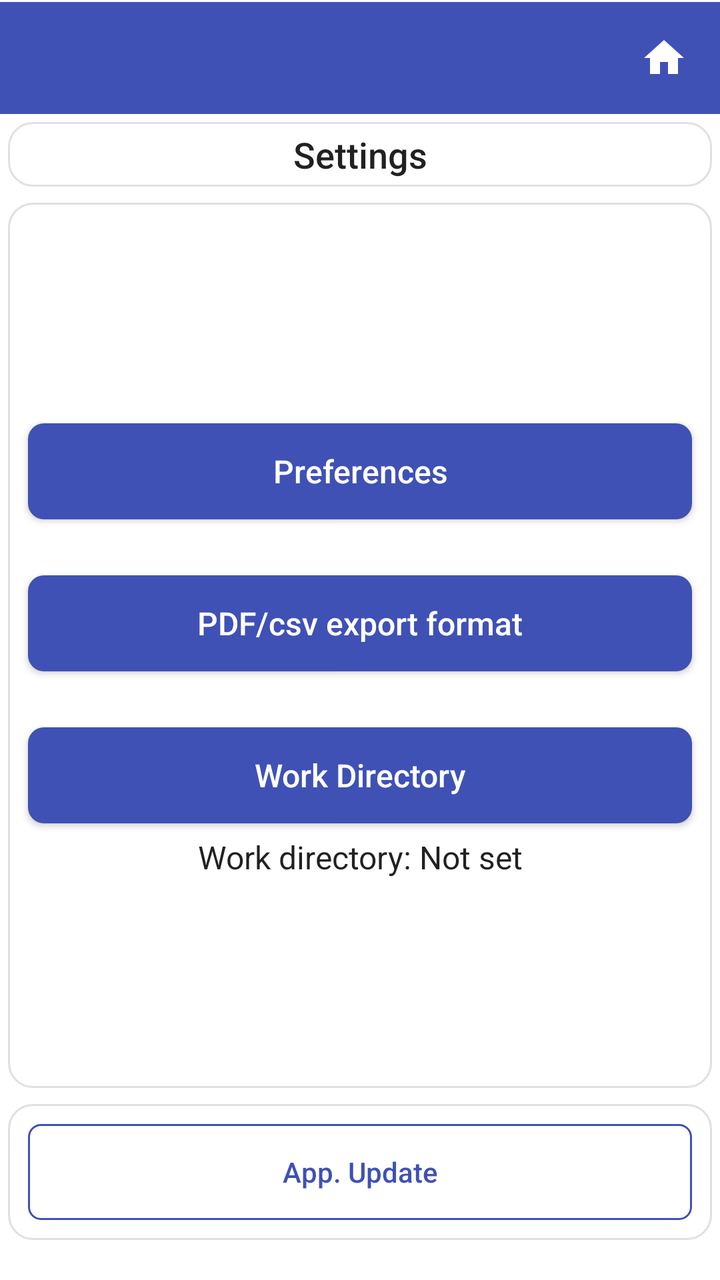
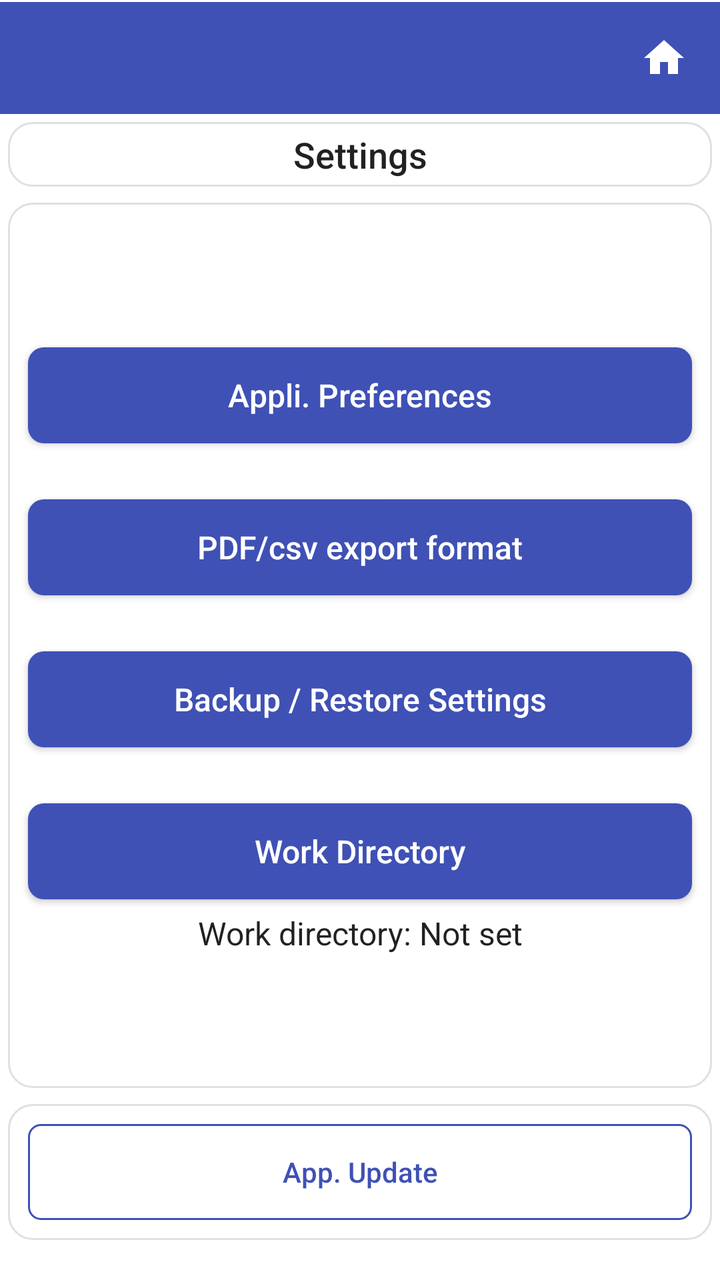

Before-and-after screenshots of an Android layout around one commit, followed by the original layout XML and the change that was made.
<!-- AndroidManifest.xml: application theme Theme.StripToLogbook.View -->
<!-- res/layout/activity_settings.xml -->
<?xml version="1.0" encoding="utf-8"?>
<LinearLayout xmlns:android="http://schemas.android.com/apk/res/android"
    android:layout_width="match_parent"
    android:layout_height="match_parent"
    android:orientation="vertical"
    android:background="@color/surface"
    android:paddingBottom="16dp">

    
    <include layout="@layout/view_app_toolbar" />

    
    <LinearLayout
        style="@style/Card.Surface"
        android:layout_width="match_parent"
        android:layout_height="wrap_content"
        android:autoSizeTextType="uniform"
        android:gravity="center"
        android:orientation="vertical">

        <TextView
            style="@style/TextAppearance.AppCompat.Title"
            android:layout_width="match_parent"
            android:layout_height="wrap_content"
            android:gravity="center"
            android:text="Settings" />

    </LinearLayout>


    
    <ScrollView
        android:id="@+id/scroll_view"
        style="@style/Card.Surface"
        android:layout_width="match_parent"
        android:layout_height="0dp"
        android:layout_marginTop="6dp"
        android:layout_weight="1">

        <LinearLayout
            android:layout_width="match_parent"
            android:layout_height="wrap_content"
            android:layout_gravity="center"
            android:orientation="vertical">

            <Button
                android:id="@+id/btn_preferences"
                style="@style/PrimaryButtonStyle"
                android:layout_width="match_parent"
                android:layout_height="wrap_content"
                android:text="Preferences" />


            <Space
                android:layout_width="match_parent"
                android:layout_height="16dp" />

            <Button
                android:id="@+id/btn_export_format"
                style="@style/PrimaryButtonStyle"
                android:layout_width="match_parent"
                android:layout_height="wrap_content"
                android:text="PDF/csv export format" />

            <Space
                android:layout_width="match_parent"
                android:layout_height="16dp" />

            <Button
                android:id="@+id/btn_work_directory"
                style="@style/PrimaryButtonStyle"
                android:layout_width="match_parent"
                android:layout_height="wrap_content"
                android:text="Work Directory" />

            <TextView
                android:id="@+id/txt_work_directory"
                style="@style/TextAppearance.AppCompat.Body1"
                android:layout_width="match_parent"
                android:layout_height="wrap_content"
                android:autoSizeTextType="uniform"
                android:gravity="center"
                android:text="Work directory: Not set" />

        </LinearLayout>
    </ScrollView>

    
    <LinearLayout
        style="@style/Card.Surface"
        android:layout_width="match_parent"
        android:layout_height="wrap_content"
        android:layout_marginBottom="30dp"
        android:gravity="center"
        android:orientation="horizontal">

        <Button
            android:id="@+id/btn_updates"
            style="@style/SecondaryButtonStyle"
            android:layout_width="match_parent"
            android:layout_height="wrap_content"
            android:text="App. Update" />

    </LinearLayout>

</LinearLayout>
<!-- res/layout/view_app_toolbar.xml (included above) -->
<?xml version="1.0" encoding="utf-8"?>
<LinearLayout xmlns:android="http://schemas.android.com/apk/res/android"
    android:id="@+id/toolbar_container"
    android:layout_width="match_parent"
    android:layout_height="wrap_content"
    android:orientation="vertical"
    android:background="@color/colorPrimary">

    <View
        android:id="@+id/status_bar_spacer"
        android:layout_width="match_parent"
        android:layout_height="0dp"
        android:background="@color/colorPrimary" />

    <View
        android:layout_width="match_parent"
        android:layout_height="1dp"
        android:background="@color/surface" />

    <LinearLayout
        android:layout_width="match_parent"
        android:layout_height="wrap_content"
        android:orientation="horizontal"
        android:gravity="center_vertical"
        android:background="@color/colorPrimary">

        <androidx.appcompat.widget.Toolbar
            android:id="@+id/toolbar"
            style="@style/ToolbarStyle"
            android:layout_width="0dp"
            android:layout_height="wrap_content"
            android:layout_weight="1"
            android:background="@color/colorPrimary"
            android:minHeight="?attr/actionBarSize" />

        <ImageButton
            android:id="@+id/btn_home"
            android:layout_width="?attr/actionBarSize"
            android:layout_height="?attr/actionBarSize"
            android:background="?attr/selectableItemBackgroundBorderless"
            android:contentDescription="Home"
            android:src="@drawable/ic_home" />
    </LinearLayout>
</LinearLayout>
<!-- resources referenced by this layout -->
<resources>
  <color name="colorPrimary">#3F51B5</color>
  <color name="surface">#FFFFFFFF</color>
  <style name="Card.Surface">
          <item name="android:background">@drawable/bg_card</item>
          <item name="android:padding">4dp</item>
          <item name="android:layout_margin">4dp</item>
      </style>
  <style name="TextAppearance.AppCompat.Body1" parent="TextAppearance.AppCompat">
          <item name="android:textSize">16sp</item>
          <item name="android:textColor">@color/text_primary</item>
          <item name="android:fontFamily">sans-serif</item>
      </style>
  <style name="TextAppearance.AppCompat.Title" parent="TextAppearance.AppCompat">
          <item name="android:textSize">18sp</item>
          <item name="android:textColor">@color/text_primary</item>
          <item name="android:fontFamily">sans-serif-medium</item>
      </style>
  <style name="ToolbarStyle" parent="Widget.AppCompat.Toolbar">
          <item name="android:background">@color/colorPrimary</item>
          <item name="titleTextAppearance">@style/ToolbarTitleStyle</item>
      </style>
  <!-- drawable bg_card (drawable) -->
  <?xml version="1.0" encoding="utf-8"?>
  <shape xmlns:android="http://schemas.android.com/apk/res/android">
      <solid android:color="@color/surface" />
      <corners android:radius="12dp" />
      <stroke android:width="1dp"
          android:color="@color/border" />
  </shape>
  <!-- drawable bg_button_primary (drawable) -->
  <?xml version="1.0" encoding="utf-8"?>
  <shape xmlns:android="http://schemas.android.com/apk/res/android">
      <solid android:color="@color/colorPrimary" />
      <corners android:radius="8dp" />
  </shape>
  <!-- drawable bg_button_secondary (drawable) -->
  <?xml version="1.0" encoding="utf-8"?>
  <shape xmlns:android="http://schemas.android.com/apk/res/android">
      <solid android:color="@android:color/transparent" />
      <stroke android:width="1dp" android:color="@color/colorPrimary" />
      <corners android:radius="6dp" />
  </shape>
  <color name="text_primary">#DE000000</color>
  <style name="ToolbarTitleStyle" parent="Widget.AppCompat.EditText">
          
          <item name="android:textColor">@color/surface</item>
          <item name="tint">@android:color/white</item>
      </style>
  <color name="purple_500">#FF6200EE</color>
  <color name="purple_700">#FF3700B3</color>
  <color name="teal_200">#FF03DAC5</color>
  <color name="dropdown_background">#FFFFFFFF</color>
  <style name="NoBackgroundTextView" parent="Widget.AppCompat.TextView">
          <item name="android:background">@null</item>
      </style>
  <style name="MyAutoCompleteTextViewStyle" parent="Widget.AppCompat.AutoCompleteTextView">
          <item name="android:textSize">16sp</item>
          <item name="android:textColor">@color/text_primary</item>
          <item name="android:fontFamily">sans-serif</item>
          <item name="android:popupBackground">@color/dropdown_background</item>
      </style>
  <style name="ToolbarNavButtonStyle" parent="Widget.AppCompat.Toolbar.Button.Navigation">
          <item name="android:tint">@color/surface</item>
      </style>
  <color name="border">#E0E0E0</color>
  <!-- drawable edittext_background (drawable) -->
  <selector xmlns:android="http://schemas.android.com/apk/res/android">
      <item android:state_enabled="false"
          android:drawable="@android:color/transparent" />
      <item android:drawable="@drawable/edittext_background_shape" />
  
  
  
  </selector>
  <!-- drawable edittext_background_shape (drawable) -->
  <shape xmlns:android="http://schemas.android.com/apk/res/android">
      <solid android:color="@color/edittext_background_color" />
      <corners android:radius="4dp" />
      
      <stroke android:width="1dp" android:color="@color/edittext_stroke_color" />
  </shape>
  <color name="edittext_background_color">#F5F5F5</color>
  <color name="edittext_stroke_color">#DDDDDD</color>
  <!-- unchanged entries left out for length: 5 -->
</resources>

<!-- the commit's change to res/layout/activity_settings.xml (unified diff, before → after) -->
@@ -48,7 +48,7 @@
                 style="@style/PrimaryButtonStyle"
                 android:layout_width="match_parent"
                 android:layout_height="wrap_content"
-                android:text="Preferences" />
+                android:text="Appli. Preferences" />
 
 
             <Space
@@ -61,6 +61,17 @@
                 android:layout_width="match_parent"
                 android:layout_height="wrap_content"
                 android:text="PDF/csv export format" />
+
+            <Space
+                android:layout_width="match_parent"
+                android:layout_height="16dp" />
+
+            <Button
+                android:id="@+id/btn_settings_backup"
+                style="@style/PrimaryButtonStyle"
+                android:layout_width="match_parent"
+                android:layout_height="wrap_content"
+                android:text="Backup / Restore Settings" />
 
             <Space
                 android:layout_width="match_parent"
@@ -100,6 +111,7 @@
             android:layout_width="match_parent"
             android:layout_height="wrap_content"
             android:text="App. Update" />
+
 
     </LinearLayout>
 
